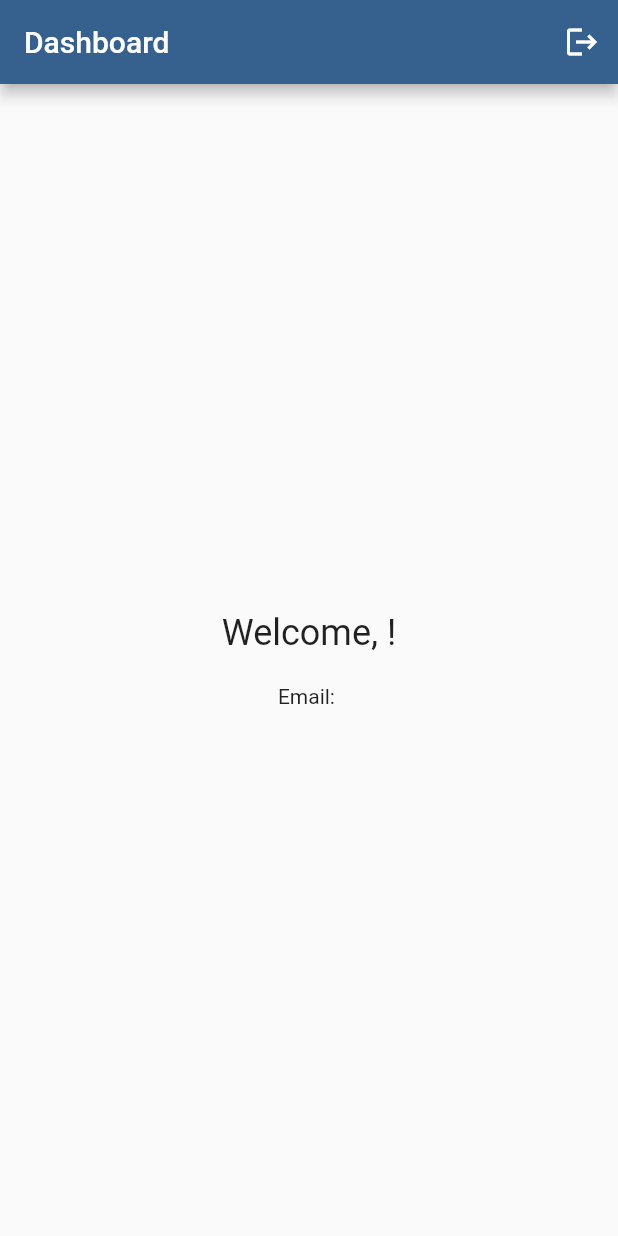
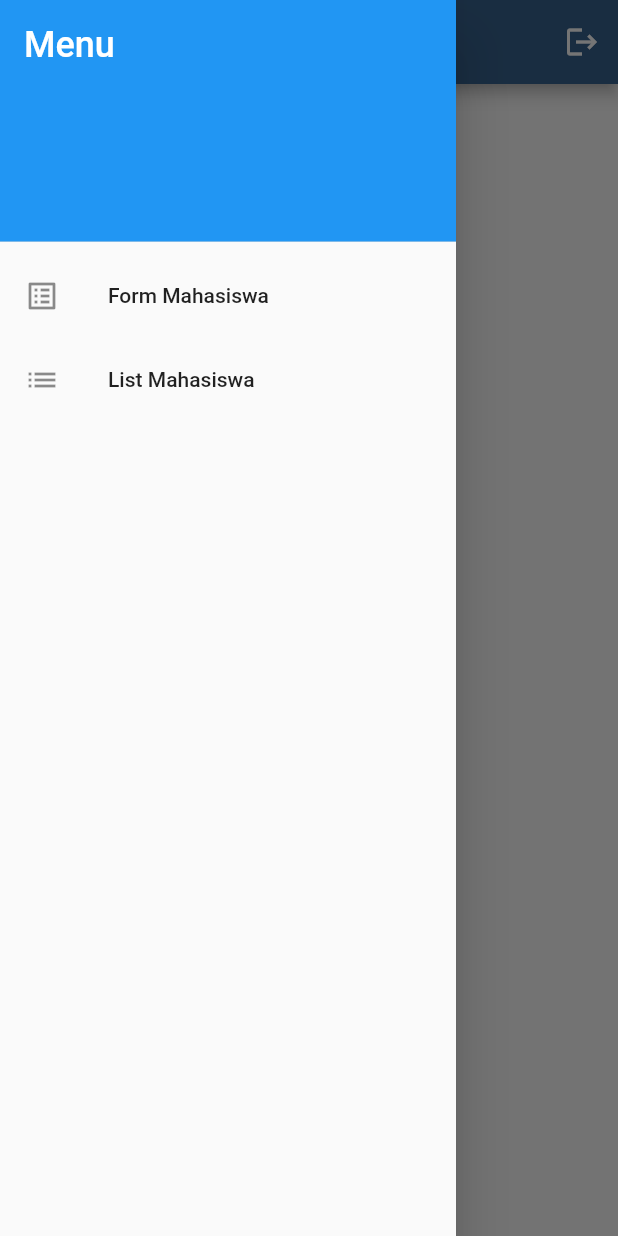
Before and after one commit to AhmadMario02/Flutter-Authentication-App, a Flutter app: the screen it shows once a user with an empty profile is signed in, with the side drawer open (before the commit the screen has no drawer), on a phone screen of 412 x 824 dp. Run offline on Flutter 3.47's test engine with Material 3 defaults, Android fonts, the phone set to English and light mode, and no system bars; our stand-ins replace firebase_auth, firebase_core, google_sign_in; accounts and stored records are empty.

Commit message:
Adding menu drawer

```diff
--- a/lib/screens/dashboard_screen.dart
+++ b/lib/screens/dashboard_screen.dart
@@ -1,6 +1,8 @@
 import 'package:flutter/material.dart';
 import 'package:firebase_auth/firebase_auth.dart';
 import 'login_screen.dart';
+import 'form_mahasiswa.dart';
+import 'list_mahasiswa.dart';
 
 class DashboardScreen extends StatelessWidget {
   final User user;
@@ -9,7 +11,17 @@ class DashboardScreen extends StatelessWidget {
   Widget build(BuildContext context) {
     return Scaffold(
       appBar: AppBar(
-        title: Text('Dashboard'),
+        title: const Text('Dashboard'),
+        leading: Builder(
+          builder: (BuildContext context) {
+            return IconButton(
+              icon: const Icon(Icons.menu),
+              onPressed: () {
+                Scaffold.of(context).openDrawer();
+              },
+            );
+          },
+        ),
         actions: [
           IconButton(
             icon: Icon(Icons.logout),
@@ -21,6 +33,38 @@ class DashboardScreen extends StatelessWidget {
             },
           ),
         ],
+      ),
+      drawer: Drawer(
+        child: ListView(
+          padding: EdgeInsets.zero,
+          children: [
+            const DrawerHeader(
+              decoration: BoxDecoration(
+                color: Colors.blue,
+              ),
+              child: Text(
+                'Menu',
+                style: TextStyle(color: Colors.white, fontSize: 24),
+              ),
+            ),
+            ListTile(
+              leading: const Icon(Icons.list_alt),
+              title: const Text('Form Mahasiswa'),
+              onTap: () => Navigator.pushReplacement(
+                            context,
+                            MaterialPageRoute(
+                                builder: (context) => FormMahasiswa()))
+            ),
+            ListTile(
+              leading: const Icon(Icons.list),
+              title: const Text('List Mahasiswa'),
+              onTap: () => Navigator.pushReplacement(
+                            context,
+                            MaterialPageRoute(
+                                builder: (context) => ListMahasiswaPage()))
+            ),
+          ],
+        ),
       ),
       body: Center(
         child: Column(
```
